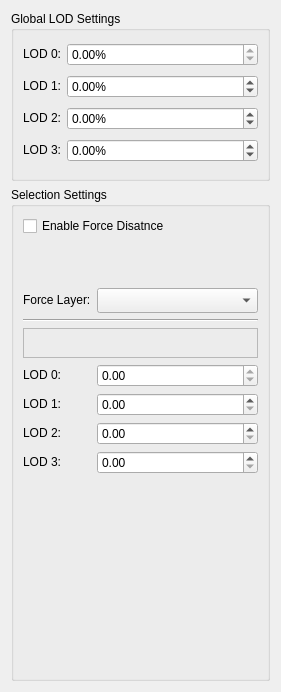
Qt form Tools/ResourceEditor/DataQt/LODEditor.ui (xaoctech/dava.engine) before a commit.
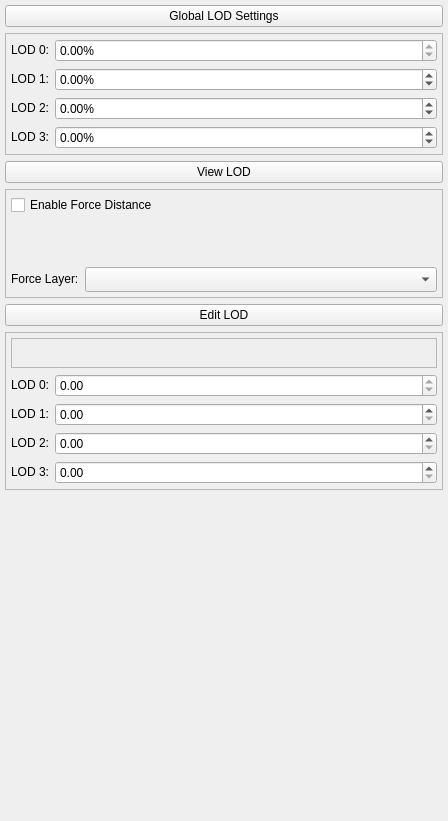
The same form after that commit. Custom widgets are drawn as their Qt base class.

Commit message: [DF-1519] Added expandable frames for lod editor

What changed in the file:
```diff
--- a/Tools/ResourceEditor/DataQt/LODEditor.ui
+++ b/Tools/ResourceEditor/DataQt/LODEditor.ui
@@ -6,34 +6,45 @@
    <rect>
     <x>0</x>
     <y>0</y>
-    <width>281</width>
-    <height>692</height>
+    <width>448</width>
+    <height>821</height>
    </rect>
   </property>
   <property name="windowTitle">
    <string>Form</string>
   </property>
-  <layout class="QHBoxLayout" name="horizontalLayout">
-   <item>
     <layout class="QVBoxLayout" name="verticalLayout">
+   <property name="spacing">
+    <number>-1</number>
+   </property>
+   <property name="margin">
+    <number>5</number>
+   </property>
      <item>
-      <widget class="QGroupBox" name="groupBox">
-       <property name="sizePolicy">
-        <sizepolicy hsizetype="Expanding" vsizetype="Fixed">
-         <horstretch>0</horstretch>
-         <verstretch>0</verstretch>
-        </sizepolicy>
-       </property>
-       <property name="minimumSize">
-        <size>
-         <width>0</width>
-         <height>170</height>
-        </size>
-       </property>
-       <property name="title">
+    <widget class="QPushButton" name="globalLODSettingsButton">
+     <property name="text">
         <string>Global LOD Settings</string>
        </property>
+    </widget>
+   </item>
+   <item>
+    <widget class="QFrame" name="frameGlobalSettings">
+     <property name="sizePolicy">
+      <sizepolicy hsizetype="Preferred" vsizetype="Fixed">
+       <horstretch>0</horstretch>
+       <verstretch>0</verstretch>
+      </sizepolicy>
+     </property>
+     <property name="frameShape">
+      <enum>QFrame::StyledPanel</enum>
+     </property>
+     <property name="frameShadow">
+      <enum>QFrame::Raised</enum>
+     </property>
        <layout class="QGridLayout" name="gridLayout">
+      <property name="margin">
+       <number>5</number>
+      </property>
         <item row="0" column="0">
          <widget class="QLabel" name="label">
           <property name="sizePolicy">
@@ -193,11 +204,30 @@
       </widget>
      </item>
      <item>
-      <widget class="QGroupBox" name="groupBox_2">
-       <property name="title">
-        <string>Selection Settings</string>
-       </property>
-       <layout class="QGridLayout" name="gridLayout_2">
+    <widget class="QPushButton" name="viewLODButton">
+     <property name="text">
+      <string>View LOD</string>
+     </property>
+    </widget>
+   </item>
+   <item>
+    <widget class="QFrame" name="frameViewLOD">
+     <property name="sizePolicy">
+      <sizepolicy hsizetype="Preferred" vsizetype="Fixed">
+       <horstretch>0</horstretch>
+       <verstretch>0</verstretch>
+      </sizepolicy>
+     </property>
+     <property name="frameShape">
+      <enum>QFrame::StyledPanel</enum>
+     </property>
+     <property name="frameShadow">
+      <enum>QFrame::Raised</enum>
+     </property>
+     <layout class="QGridLayout" name="gridLayout_3">
+      <property name="margin">
+       <number>5</number>
+      </property>
         <item row="0" column="0" colspan="2">
          <widget class="QCheckBox" name="enableForceDistance">
           <property name="sizePolicy">
@@ -207,162 +237,7 @@
            </sizepolicy>
           </property>
           <property name="text">
-           <string>Enable Force Disatnce</string>
-          </property>
-         </widget>
-        </item>
-        <item row="5" column="0">
-         <widget class="QLabel" name="lod0Name">
-          <property name="sizePolicy">
-           <sizepolicy hsizetype="Fixed" vsizetype="Fixed">
-            <horstretch>0</horstretch>
-            <verstretch>0</verstretch>
-           </sizepolicy>
-          </property>
-          <property name="layoutDirection">
-           <enum>Qt::LeftToRight</enum>
-          </property>
-          <property name="text">
-           <string>LOD 0:</string>
-          </property>
-          <property name="alignment">
-           <set>Qt::AlignRight|Qt::AlignTrailing|Qt::AlignVCenter</set>
-          </property>
-         </widget>
-        </item>
-        <item row="5" column="1">
-         <widget class="EventFilterDoubleSpinBox" name="lod0Distance">
-          <property name="sizePolicy">
-           <sizepolicy hsizetype="Expanding" vsizetype="Fixed">
-            <horstretch>0</horstretch>
-            <verstretch>0</verstretch>
-           </sizepolicy>
-          </property>
-          <property name="readOnly">
-           <bool>true</bool>
-          </property>
-          <property name="suffix">
-           <string/>
-          </property>
-          <property name="minimum">
-           <double>0.000000000000000</double>
-          </property>
-          <property name="maximum">
-           <double>1000.000000000000000</double>
-          </property>
-         </widget>
-        </item>
-        <item row="6" column="0">
-         <widget class="QLabel" name="lod1Name">
-          <property name="sizePolicy">
-           <sizepolicy hsizetype="Fixed" vsizetype="Fixed">
-            <horstretch>0</horstretch>
-            <verstretch>0</verstretch>
-           </sizepolicy>
-          </property>
-          <property name="layoutDirection">
-           <enum>Qt::LeftToRight</enum>
-          </property>
-          <property name="text">
-           <string>LOD 1:</string>
-          </property>
-          <property name="alignment">
-           <set>Qt::AlignRight|Qt::AlignTrailing|Qt::AlignVCenter</set>
-          </property>
-         </widget>
-        </item>
-        <item row="6" column="1">
-         <widget class="EventFilterDoubleSpinBox" name="lod1Distance">
-          <property name="sizePolicy">
-           <sizepolicy hsizetype="Expanding" vsizetype="Fixed">
-            <horstretch>0</horstretch>
-            <verstretch>0</verstretch>
-           </sizepolicy>
-          </property>
-          <property name="suffix">
-           <string/>
-          </property>
-          <property name="minimum">
-           <double>0.000000000000000</double>
-          </property>
-          <property name="maximum">
-           <double>1000.000000000000000</double>
-          </property>
-         </widget>
-        </item>
-        <item row="7" column="0">
-         <widget class="QLabel" name="lod2Name">
-          <property name="sizePolicy">
-           <sizepolicy hsizetype="Fixed" vsizetype="Fixed">
-            <horstretch>0</horstretch>
-            <verstretch>0</verstretch>
-           </sizepolicy>
-          </property>
-          <property name="layoutDirection">
-           <enum>Qt::LeftToRight</enum>
-          </property>
-          <property name="text">
-           <string>LOD 2:</string>
-          </property>
-          <property name="alignment">
-           <set>Qt::AlignRight|Qt::AlignTrailing|Qt::AlignVCenter</set>
-          </property>
-         </widget>
-        </item>
-        <item row="7" column="1">
-         <widget class="EventFilterDoubleSpinBox" name="lod2Distance">
-          <property name="sizePolicy">
-           <sizepolicy hsizetype="Expanding" vsizetype="Fixed">
-            <horstretch>0</horstretch>
-            <verstretch>0</verstretch>
-           </sizepolicy>
-          </property>
-          <property name="suffix">
-           <string/>
-          </property>
-          <property name="minimum">
-           <double>0.000000000000000</double>
-          </property>
-          <property name="maximum">
-           <double>1000.000000000000000</double>
-          </property>
-         </widget>
-        </item>
-        <item row="8" column="0">
-         <widget class="QLabel" name="lod3Name">
-          <property name="sizePolicy">
-           <sizepolicy hsizetype="Fixed" vsizetype="Fixed">
-            <horstretch>0</horstretch>
-            <verstretch>0</verstretch>
-           </sizepolicy>
-          </property>
-          <property name="layoutDirection">
-           <enum>Qt::LeftToRight</enum>
-          </property>
-          <property name="text">
-           <string>LOD 3:</string>
-          </property>
-          <property name="alignment">
-           <set>Qt::AlignRight|Qt::AlignTrailing|Qt::AlignVCenter</set>
-          </property>
-         </widget>
-        </item>
-        <item row="8" column="1">
-         <widget class="EventFilterDoubleSpinBox" name="lod3Distance">
-          <property name="sizePolicy">
-           <sizepolicy hsizetype="Expanding" vsizetype="Fixed">
-            <horstretch>0</horstretch>
-            <verstretch>0</verstretch>
-           </sizepolicy>
-          </property>
-          <property name="suffix">
-           <string/>
-          </property>
-          <property name="minimum">
-           <double>0.000000000000000</double>
-          </property>
-          <property name="maximum">
-           <double>1000.000000000000000</double>
+         <string>Enable Force Distance</string>
           </property>
          </widget>
         </item>
@@ -382,20 +257,58 @@
           </property>
          </widget>
         </item>
-        <item row="3" column="0" colspan="2">
-         <widget class="Line" name="line">
+      <item row="2" column="0">
+       <widget class="QLabel" name="forceLayerLabel">
           <property name="sizePolicy">
-           <sizepolicy hsizetype="Expanding" vsizetype="Fixed">
+         <sizepolicy hsizetype="Fixed" vsizetype="Fixed">
             <horstretch>0</horstretch>
             <verstretch>0</verstretch>
            </sizepolicy>
           </property>
-          <property name="orientation">
-           <enum>Qt::Horizontal</enum>
+        <property name="text">
+         <string>Force Layer:</string>
           </property>
          </widget>
         </item>
-        <item row="4" column="0" colspan="2">
+      <item row="2" column="1">
+       <widget class="QComboBox" name="forceLayer">
+        <property name="minimumSize">
+         <size>
+          <width>0</width>
+          <height>25</height>
+         </size>
+        </property>
+       </widget>
+      </item>
+     </layout>
+    </widget>
+   </item>
+   <item>
+    <widget class="QPushButton" name="editLODButton">
+     <property name="text">
+      <string>Edit LOD</string>
+     </property>
+    </widget>
+   </item>
+   <item>
+    <widget class="QFrame" name="frameEditLOD">
+     <property name="sizePolicy">
+      <sizepolicy hsizetype="Preferred" vsizetype="Fixed">
+       <horstretch>0</horstretch>
+       <verstretch>0</verstretch>
+      </sizepolicy>
+     </property>
+     <property name="frameShape">
+      <enum>QFrame::StyledPanel</enum>
+     </property>
+     <property name="frameShadow">
+      <enum>QFrame::Raised</enum>
+     </property>
+     <layout class="QGridLayout" name="gridLayout_4">
+      <property name="margin">
+       <number>5</number>
+      </property>
+      <item row="0" column="0" colspan="2">
          <widget class="DistanceSlider" name="distanceSlider">
           <property name="sizePolicy">
            <sizepolicy hsizetype="Preferred" vsizetype="Fixed">
@@ -423,30 +336,165 @@
           </property>
          </widget>
         </item>
+      <item row="1" column="0">
+       <widget class="QLabel" name="lod0Name">
+        <property name="sizePolicy">
+         <sizepolicy hsizetype="Fixed" vsizetype="Fixed">
+          <horstretch>0</horstretch>
+          <verstretch>0</verstretch>
+         </sizepolicy>
+        </property>
+        <property name="layoutDirection">
+         <enum>Qt::LeftToRight</enum>
+        </property>
+        <property name="text">
+         <string>LOD 0:</string>
+        </property>
+        <property name="alignment">
+         <set>Qt::AlignRight|Qt::AlignTrailing|Qt::AlignVCenter</set>
+        </property>
+       </widget>
+      </item>
+      <item row="1" column="1">
+       <widget class="EventFilterDoubleSpinBox" name="lod0Distance">
+        <property name="sizePolicy">
+         <sizepolicy hsizetype="Expanding" vsizetype="Fixed">
+          <horstretch>0</horstretch>
+          <verstretch>0</verstretch>
+         </sizepolicy>
+        </property>
+        <property name="readOnly">
+         <bool>true</bool>
+        </property>
+        <property name="suffix">
+         <string/>
+        </property>
+        <property name="minimum">
+         <double>0.000000000000000</double>
+        </property>
+        <property name="maximum">
+         <double>1000.000000000000000</double>
+        </property>
+       </widget>
+      </item>
         <item row="2" column="0">
-         <widget class="QLabel" name="forceLayerLabel">
+       <widget class="QLabel" name="lod1Name">
           <property name="sizePolicy">
            <sizepolicy hsizetype="Fixed" vsizetype="Fixed">
             <horstretch>0</horstretch>
             <verstretch>0</verstretch>
            </sizepolicy>
           </property>
+        <property name="layoutDirection">
+         <enum>Qt::LeftToRight</enum>
+        </property>
           <property name="text">
-           <string>Force Layer:</string>
+         <string>LOD 1:</string>
+        </property>
+        <property name="alignment">
+         <set>Qt::AlignRight|Qt::AlignTrailing|Qt::AlignVCenter</set>
           </property>
          </widget>
         </item>
         <item row="2" column="1">
-         <widget class="QComboBox" name="forceLayer">
-          <property name="minimumSize">
-           <size>
-            <width>0</width>
-            <height>25</height>
-           </size>
-          </property>
-         </widget>
-        </item>
-        <item row="9" column="0">
+       <widget class="EventFilterDoubleSpinBox" name="lod1Distance">
+        <property name="sizePolicy">
+         <sizepolicy hsizetype="Expanding" vsizetype="Fixed">
+          <horstretch>0</horstretch>
+          <verstretch>0</verstretch>
+         </sizepolicy>
+        </property>
+        <property name="suffix">
+         <string/>
+        </property>
+        <property name="minimum">
+         <double>0.000000000000000</double>
+        </property>
+        <property name="maximum">
+         <double>1000.000000000000000</double>
+        </property>
+       </widget>
+      </item>
+      <item row="3" column="0">
+       <widget class="QLabel" name="lod2Name">
+        <property name="sizePolicy">
+         <sizepolicy hsizetype="Fixed" vsizetype="Fixed">
+          <horstretch>0</horstretch>
+          <verstretch>0</verstretch>
+         </sizepolicy>
+        </property>
+        <property name="layoutDirection">
+         <enum>Qt::LeftToRight</enum>
+        </property>
+        <property name="text">
+         <string>LOD 2:</string>
+        </property>
+        <property name="alignment">
+         <set>Qt::AlignRight|Qt::AlignTrailing|Qt::AlignVCenter</set>
+        </property>
+       </widget>
+      </item>
+      <item row="3" column="1">
+       <widget class="EventFilterDoubleSpinBox" name="lod2Distance">
+        <property name="sizePolicy">
+         <sizepolicy hsizetype="Expanding" vsizetype="Fixed">
+          <horstretch>0</horstretch>
+          <verstretch>0</verstretch>
+         </sizepolicy>
+        </property>
+        <property name="suffix">
+         <string/>
+        </property>
+        <property name="minimum">
+         <double>0.000000000000000</double>
+        </property>
+        <property name="maximum">
+         <double>1000.000000000000000</double>
+        </property>
+       </widget>
+      </item>
+      <item row="4" column="0">
+       <widget class="QLabel" name="lod3Name">
+        <property name="sizePolicy">
+         <sizepolicy hsizetype="Fixed" vsizetype="Fixed">
+          <horstretch>0</horstretch>
+          <verstretch>0</verstretch>
+         </sizepolicy>
+        </property>
+        <property name="layoutDirection">
+         <enum>Qt::LeftToRight</enum>
+        </property>
+        <property name="text">
+         <string>LOD 3:</string>
+        </property>
+        <property name="alignment">
+         <set>Qt::AlignRight|Qt::AlignTrailing|Qt::AlignVCenter</set>
+        </property>
+       </widget>
+      </item>
+      <item row="4" column="1">
+       <widget class="EventFilterDoubleSpinBox" name="lod3Distance">
+        <property name="sizePolicy">
+         <sizepolicy hsizetype="Expanding" vsizetype="Fixed">
+          <horstretch>0</horstretch>
+          <verstretch>0</verstretch>
+         </sizepolicy>
+        </property>
+        <property name="suffix">
+         <string/>
+        </property>
+        <property name="minimum">
+         <double>0.000000000000000</double>
+        </property>
+        <property name="maximum">
+         <double>1000.000000000000000</double>
+        </property>
+       </widget>
+      </item>
+     </layout>
+    </widget>
+   </item>
+   <item>
          <spacer name="verticalSpacer">
           <property name="orientation">
            <enum>Qt::Vertical</enum>
@@ -458,11 +506,6 @@
            </size>
           </property>
          </spacer>
-        </item>
-       </layout>
-      </widget>
-     </item>
-    </layout>
    </item>
   </layout>
  </widget>
```
Lines whose indentation alone changed are shown as unchanged. The commit also changes 2 other files.
